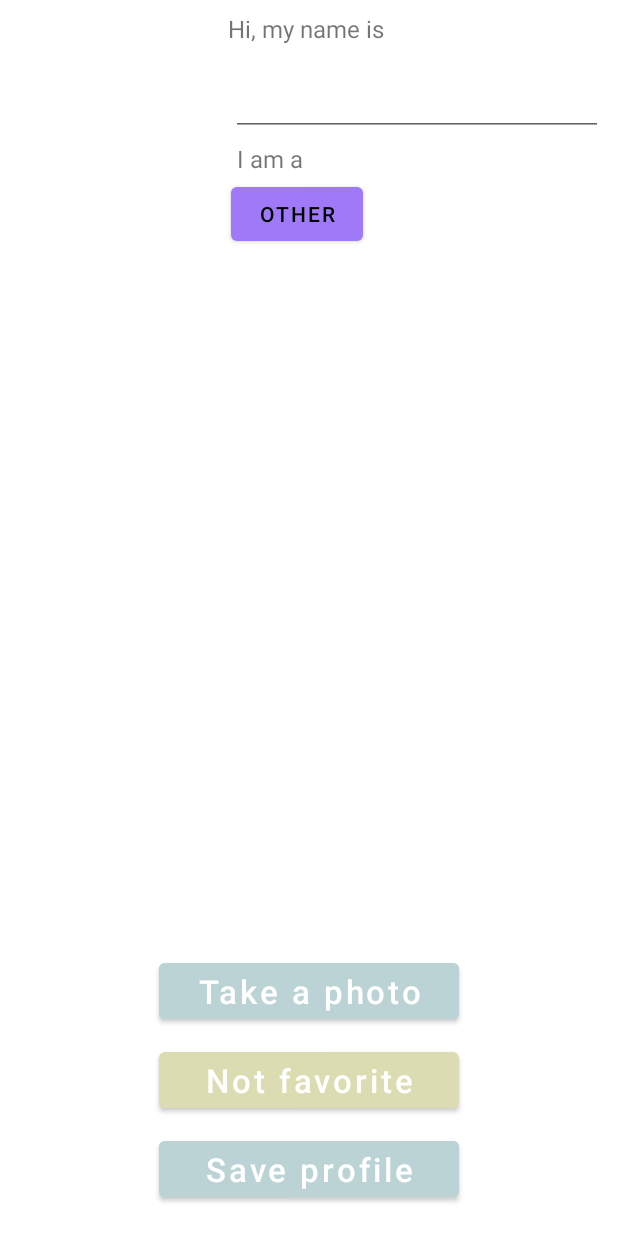
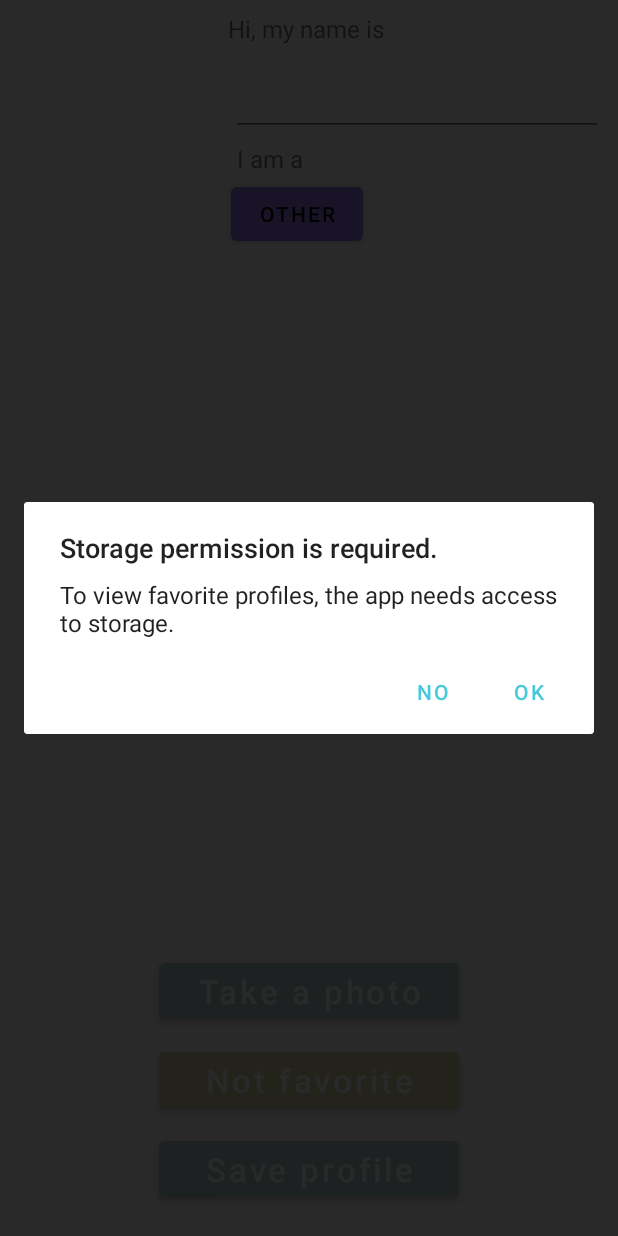
Before and after one commit to Schetsboek/MBDA, an Android app: the fragment ProfileEditFragment placed in its activity, after a tap on "Not favorite", on a phone screen of 412 x 824 dp. Run offline under Robolectric (Android 15) with nearby library versions, the phone set to English and light mode, and no system bars; network calls fail; 9 statements that could not run were skipped.

Commit message:
External storage setup

```diff
--- a/RandomProfileGenerator/app/src/main/java/nl/mmgp/randomprofile/ProfileEditFragment.java
+++ b/RandomProfileGenerator/app/src/main/java/nl/mmgp/randomprofile/ProfileEditFragment.java
@@ -1,12 +1,19 @@
 package nl.mmgp.randomprofile;
 
+import android.Manifest;
+import android.app.AlertDialog;
 import android.content.ActivityNotFoundException;
+import android.content.Context;
+import android.content.DialogInterface;
 import android.content.Intent;
+import android.content.pm.PackageManager;
 import android.graphics.Bitmap;
 import android.os.Bundle;
 
 import androidx.annotation.Nullable;
 import androidx.appcompat.widget.SwitchCompat;
+import androidx.core.app.ActivityCompat;
+import androidx.core.content.ContextCompat;
 import androidx.fragment.app.Fragment;
 
 import android.provider.MediaStore;
@@ -16,6 +23,7 @@ import android.view.ViewGroup;
 import android.widget.Button;
 import android.widget.EditText;
 import android.widget.ImageView;
+import android.widget.Toast;
 
 import java.util.Random;
 
@@ -89,7 +97,7 @@ public class ProfileEditFragment extends Fragment {
         try {
             startActivityForResult(takePictureIntent, 1);
         } catch (ActivityNotFoundException e) {
-            // display error state to the user
+            Toast.makeText(this.getContext(), getResources().getString(R.string.no_camera_response), Toast.LENGTH_LONG).show();
         }
     }
 
@@ -128,14 +136,63 @@ public class ProfileEditFragment extends Fragment {
     }
 
     private void switchFavorite(){
-        if(profile.isFavorite()){
-            //remove
+        checkIfPermitted();
+        if(cantRead() && cantWrite()){
+            return;
+        }
+
+        if(Util.externalStorageEnabled()){
+            if(profile.isFavorite()){
+                if(!Util.removeFromExternalStorage(profile)){
+                    Toast.makeText(this.getContext(), getResources().getString(R.string.failed_to_favorite), Toast.LENGTH_LONG).show();
+                    return;
+                }
+            } else {
+                if(!Util.addToExternalStorage(profile)){
+                    Toast.makeText(this.getContext(), getResources().getString(R.string.failed_to_unfavorite), Toast.LENGTH_LONG).show();
+                    return;
+                }
+            }
         } else {
-            //add
+            Toast.makeText(this.getContext(), getResources().getString(R.string.no_external_storage), Toast.LENGTH_LONG).show();
+            return;
         }
 
         profile.setFavorite(!profile.isFavorite());
         setFavoriteButtonStyle();
+    }
+
+    private void checkIfPermitted() {
+        ProfileEditFragment thisFragment = this;
+        if(cantWrite()){
+            AlertDialog.Builder extraInfo = new AlertDialog.Builder(thisFragment.getContext());
+            extraInfo.setTitle(getResources().getString(R.string.storage_permission_required));
+            extraInfo.setMessage(getResources().getString(R.string.write_permission_needed));
+
+            extraInfo.setPositiveButton("OK", (dialog, which) -> ActivityCompat.requestPermissions(thisFragment.getActivity(), new String[]{Manifest.permission.WRITE_EXTERNAL_STORAGE},103));
+            extraInfo.setNegativeButton("NO", (dialog, which) -> Toast.makeText(thisFragment.getContext(), getResources().getString(R.string.favorite_functionality_broken), Toast.LENGTH_LONG).show());
+
+            extraInfo.create().show();
+        }
+
+        if(cantRead()){
+            AlertDialog.Builder extraInfo = new AlertDialog.Builder(thisFragment.getContext());
+            extraInfo.setTitle(getResources().getString(R.string.storage_permission_required));
+            extraInfo.setMessage(getResources().getString(R.string.read_permission_needed));
+
+            extraInfo.setPositiveButton("OK", (dialog, which) -> ActivityCompat.requestPermissions(thisFragment.getActivity(), new String[]{Manifest.permission.READ_EXTERNAL_STORAGE},103));
+            extraInfo.setNegativeButton("NO", (dialog, which) -> Toast.makeText(thisFragment.getContext(), getResources().getString(R.string.favorite_functionality_broken), Toast.LENGTH_LONG).show());
+
+            extraInfo.create().show();
+        }
+    }
+
+    private boolean cantWrite(){
+        return ContextCompat.checkSelfPermission(this.getContext(), Manifest.permission.WRITE_EXTERNAL_STORAGE) != PackageManager.PERMISSION_GRANTED;
+    }
+
+    private boolean cantRead(){
+        return ContextCompat.checkSelfPermission(this.getContext(), Manifest.permission.READ_EXTERNAL_STORAGE) != PackageManager.PERMISSION_GRANTED;
     }
 
     private void setFavoriteButtonStyle(){
--- a/RandomProfileGenerator/app/src/main/res/values/strings.xml
+++ b/RandomProfileGenerator/app/src/main/res/values/strings.xml
@@ -23,4 +23,12 @@
     <string name="edit_settings">Edit settings!</string>
     <string name="settings">Settings</string>
     <string name="take_photo">Take a photo</string>
+    <string name="storage_permission_required">Storage permission is required.</string>
+    <string name="write_permission_needed">To favorite profiles, the app needs access to storage.</string>
+    <string name="read_permission_needed">To view favorite profiles, the app needs access to storage.</string>
+    <string name="favorite_functionality_broken">Favorite functionality won\'t work.</string>
+    <string name="no_camera_response">Unable to open a camera app.</string>
+    <string name="no_external_storage">No external storage installed.</string>
+    <string name="failed_to_favorite">Failed to set favorite.</string>
+    <string name="failed_to_unfavorite">Failed to unfavorite</string>
 </resources>
```
Also changed, not shown: RandomProfileGenerator/app/src/main/java/nl/mmgp/randomprofile/Util.java (added, +103 -0 lines).
